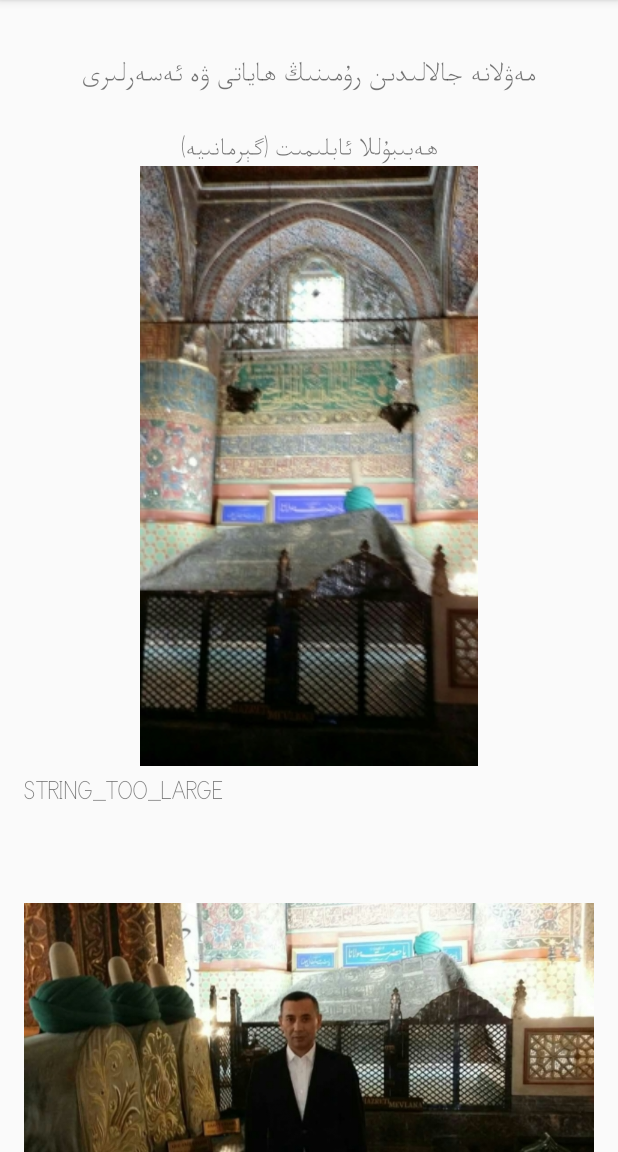
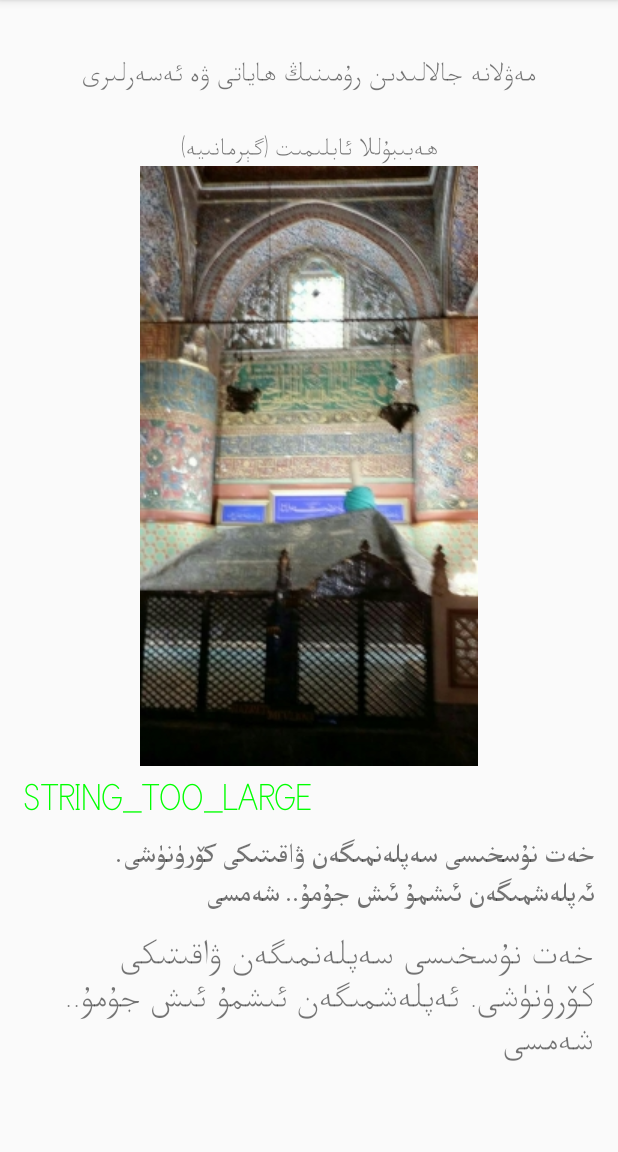
Before and after one commit to hozur/UyTextViewDemo, an Android app: the screen it shows after launch (MainActivity), on a phone screen of 412 x 824 dp, the part 84-1236 px from its top. Run offline under Robolectric (Android 15) with nearby library versions, the phone set to English and light mode, and no system bars.

Commit message:
text  is changed

```diff
--- a/app/src/main/java/demo/hozur/com/uytextviewdemo/UyTextView.java
+++ b/app/src/main/java/demo/hozur/com/uytextviewdemo/CoolTextView.java
@@ -1,31 +1,33 @@
 package demo.hozur.com.uytextviewdemo;
 
 import android.content.Context;
+import android.content.res.TypedArray;
 import android.graphics.Typeface;
 import android.util.AttributeSet;
 import android.widget.TextView;
 
-public class UyTextView extends TextView {
-    public UyTextView(Context context) {
+public class CoolTextView extends TextView {
+
+
+    public CoolTextView(Context context) {
         super(context);
         init(context, null);
     }
 
-    public UyTextView(Context context, AttributeSet attrs) {
+    public CoolTextView(Context context, AttributeSet attrs) {
         super(context, attrs);
         init(context, attrs);
     }
 
-    public UyTextView(Context context, AttributeSet attrs, int defStyleAttr) {
+    public CoolTextView(Context context, AttributeSet attrs, int defStyleAttr) {
         super(context, attrs, defStyleAttr);
         init(context, attrs);
     }
 
     private void init(Context context, AttributeSet attrs) {
         Typeface typeFace = TypeFaceUtil.getTypeFace(context, attrs);
-        if (typeFace != null) {
-            setTypeface(typeFace);
-        }
+        setTypeface(typeFace);
+
     }
 
     public void setFontName(String s) {
--- a/app/src/main/java/demo/hozur/com/uytextviewdemo/TypeFaceUtil.java
+++ b/app/src/main/java/demo/hozur/com/uytextviewdemo/TypeFaceUtil.java
@@ -5,23 +5,38 @@ import android.content.res.TypedArray;
 import android.graphics.Typeface;
 import android.util.AttributeSet;
 
+import java.util.LinkedHashMap;
+import java.util.Map;
 
 
 public class TypeFaceUtil {
-    public static Typeface getTypeFace(Context context, AttributeSet attr){
-        TypedArray a = context.obtainStyledAttributes(attr, R.styleable.UView);//TypedArray是一个数组容器
-        String fontName = a.getString(R.styleable.UView_font);//防止在XML文件里没有定义，就加上了默认值30
-        return getTypeFace(context,fontName);
+
+    public static final String DEFAULT_FONT = "msuighur";
+    private static Map<String, Typeface> typefaceMap = new LinkedHashMap<>();
+
+    public static Typeface getTypeFace(Context context, AttributeSet attr) {
+        TypedArray a = context.obtainStyledAttributes(attr, R.styleable.CoolView);//TypedArray是一个数组容器
+        String fontName = a.getString(R.styleable.CoolView_font);//防止在XML文件里没有定义，就加上了默认值30
+        return getTypeFace(context, fontName);
     }
-    public static Typeface getTypeFace(Context context, String fontName){
-        Typeface fromAsset=null;
-        if (fontName!=null && !fontName.equals("")){
+
+    public static Typeface getTypeFace(Context context, String fontName) {
+
+        if (typefaceMap.containsKey(fontName)) {
+            return typefaceMap.get(fontName);
+        }
+
+        Typeface fromAsset = null;
+        if (fontName != null && !fontName.equals("")) {
             try {
                 fromAsset = Typeface.createFromAsset(context.getAssets(), "fonts/" + fontName + ".ttf");
-            }catch (RuntimeException ignored){
+                typefaceMap.put(fontName, fromAsset);
+
+            } catch (RuntimeException ignored) {
+                ignored.printStackTrace();
             }
-        }else {
-            fromAsset = Typeface.createFromAsset(context.getAssets(), "fonts/UKIJElipbe.ttf");
+        } else {
+            return getTypeFace(context, DEFAULT_FONT);
         }
 
         return fromAsset;
--- a/app/src/main/res/layout/activity_main.xml
+++ b/app/src/main/res/layout/activity_main.xml
@@ -4,7 +4,7 @@
     android:layout_width="match_parent"
     android:layout_height="match_parent">
     <LinearLayout
-        xmlns:utext="http://schemas.android.com/apk/res-auto"
+        xmlns:cool="http://schemas.android.com/apk/res-auto"
         android:layout_width="match_parent"
         android:layout_height="wrap_content"
         android:layoutDirection="rtl"
@@ -15,7 +15,7 @@
         android:paddingTop="@dimen/activity_vertical_margin"
         android:scrollbars="vertical">
 
-        <demo.hozur.com.uytextviewdemo.UyTextView
+        <demo.hozur.com.uytextviewdemo.CoolTextView
             android:id="@+id/utv_title"
             android:layout_width="match_parent"
             android:layout_height="wrap_content"
@@ -25,9 +25,9 @@
             android:inputType="text"
             android:text="@string/str_title"
             android:textSize="20sp"
-            utext:font="UKIJElipbe" />
+            cool:font="UKIJElipbe" />
 
-        <demo.hozur.com.uytextviewdemo.UyTextView
+        <demo.hozur.com.uytextviewdemo.CoolTextView
             android:id="@+id/utv_author"
 
             android:layout_width="match_parent"
@@ -37,7 +37,7 @@
             android:text="@string/str_author"
             android:textSize="18sp"
             android:textStyle="italic"
-            utext:font="UKIJElipbe" />
+            cool:font="UKIJElipbe" />
 
         <ImageView
             android:id="@+id/iv_pic1"
@@ -48,14 +48,32 @@
 
 
 
-        <demo.hozur.com.uytextviewdemo.UyTextView
+        <demo.hozur.com.uytextviewdemo.CoolTextView
             android:id="@+id/utv_content"
             android:layout_marginTop="5dp"
             android:layout_width="match_parent"
             android:layout_height="wrap_content"
             android:text="@string/str_mellana_rumi"
-            android:textSize="18sp"
-            utext:font="UKIJElipbe" />
+            android:textSize="26sp"
+            android:textColor="#00ff00"
+            cool:font="UKIJElipbe" />
+
+        <demo.hozur.com.uytextviewdemo.CoolTextView
+            android:layout_marginTop="5dp"
+            android:layout_width="match_parent"
+            android:layout_height="wrap_content"
+            android:text="خەت نۇسخىسى سەپلەنمىگەن ۋاقىتىكى كۆرۈنۈشى. ئەپلەشمىگەن ئىشمۇ ئىش جۇمۇ.. شەمسى"
+            android:textSize="26sp"
+             />
+
+        <demo.hozur.com.uytextviewdemo.CoolTextView
+            android:layout_marginTop="5dp"
+            android:layout_width="match_parent"
+            android:layout_height="wrap_content"
+            android:text="خەت نۇسخىسى سەپلەنمىگەن ۋاقىتىكى كۆرۈنۈشى. ئەپلەشمىگەن ئىشمۇ ئىش جۇمۇ.. شەمسى"
+            cool:font="UKIJElipbe"
+            android:textSize="26sp"
+            />
 
         <ImageView
             android:id="@+id/iv_pic2"
--- a/app/src/main/res/values/attrs.xml
+++ b/app/src/main/res/values/attrs.xml
@@ -1,7 +1,7 @@
 <?xml version="1.0" encoding="utf-8"?>
 <resources>
 
-    <declare-styleable name="UView">
+    <declare-styleable name="CoolView">
         <attr name="font" format="string" />
     </declare-styleable>
 
--- /dev/null
+++ b/app/src/main/res/values/raw.xml
@@ -0,0 +1,2 @@
+<?xml version="1.0" encoding="utf-8"?>
+<resources></resources>
```
Also changed, not shown: app/src/main/assets/fonts/msuighur.ttf (added).
